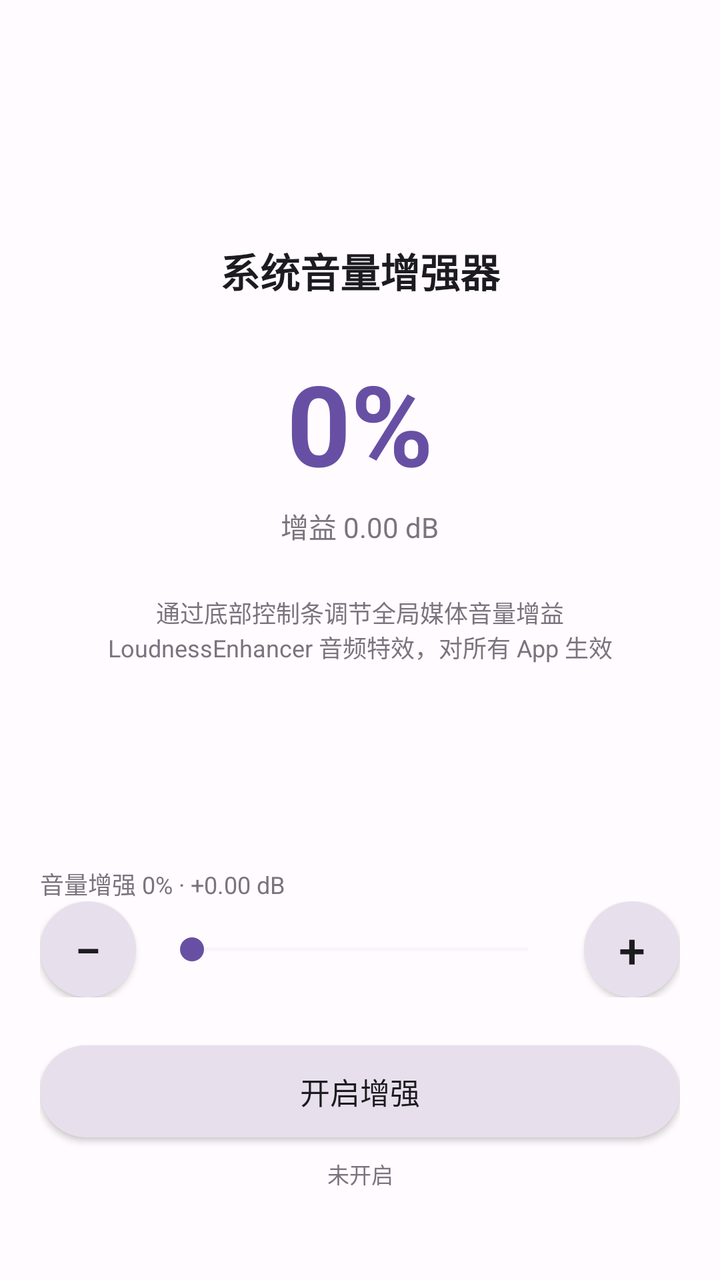
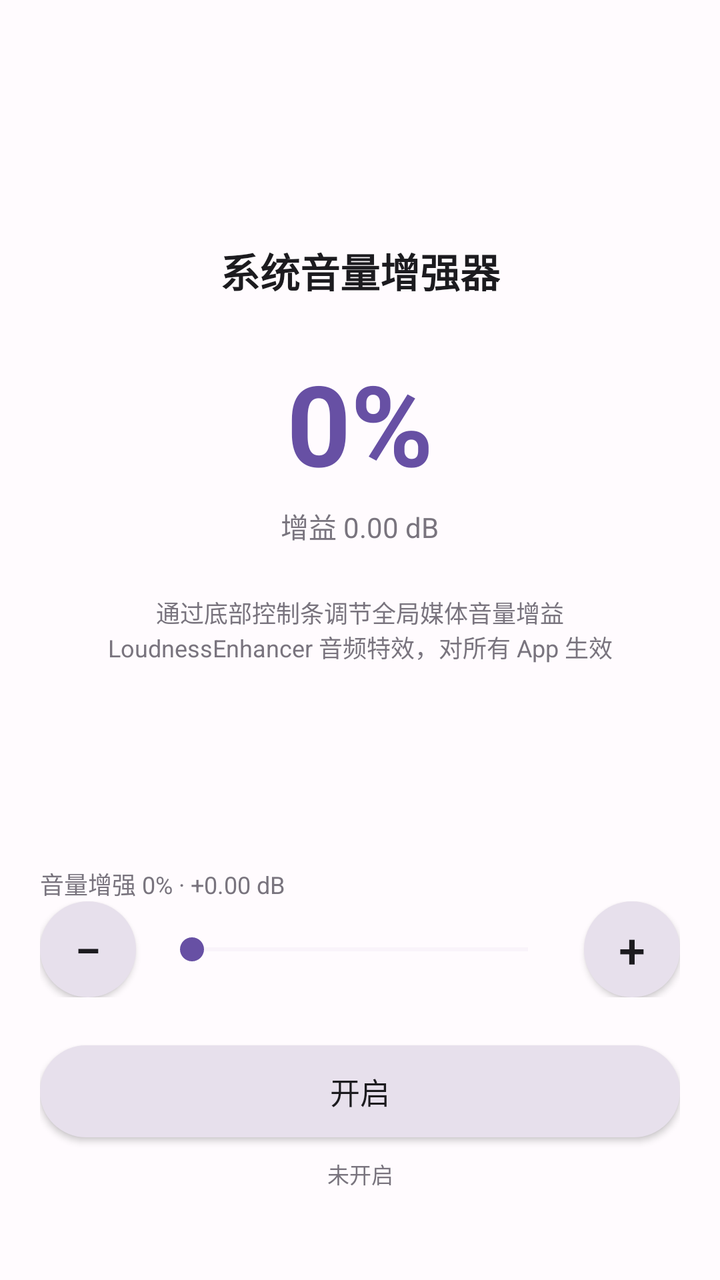

Before-and-after screenshots of an Android layout around one commit, followed by the original layout XML and the change that was made.
<!-- AndroidManifest.xml: application theme AppTheme -->
<!-- res/layout/activity_main.xml -->
<?xml version="1.0" encoding="utf-8"?>
<LinearLayout xmlns:android="http://schemas.android.com/apk/res/android"
    android:layout_width="match_parent"
    android:layout_height="match_parent"
    android:orientation="vertical"
    android:background="@color/bg"
    android:padding="20dp">

    
    <LinearLayout
        android:layout_width="match_parent"
        android:layout_height="0dp"
        android:layout_weight="1"
        android:orientation="vertical"
        android:gravity="center">

        <TextView
            android:layout_width="wrap_content"
            android:layout_height="wrap_content"
            android:text="系统音量增强器"
            android:textSize="20sp"
            android:textStyle="bold"
            android:textColor="@color/text_primary" />

        <TextView
            android:id="@+id/tv_gain"
            android:layout_width="wrap_content"
            android:layout_height="wrap_content"
            android:layout_marginTop="24dp"
            android:text="0%"
            android:textSize="56sp"
            android:textStyle="bold"
            android:textColor="@color/purple" />

        <TextView
            android:id="@+id/tv_db"
            android:layout_width="wrap_content"
            android:layout_height="wrap_content"
            android:layout_marginTop="4dp"
            android:text="增益 0.00 dB"
            android:textSize="14sp"
            android:textColor="@color/text_secondary" />

        <TextView
            android:layout_width="match_parent"
            android:layout_height="wrap_content"
            android:layout_marginTop="24dp"
            android:gravity="center"
            android:text="通过底部控制条调节全局媒体音量增益\nLoudnessEnhancer 音频特效，对所有 App 生效"
            android:textSize="12sp"
            android:textColor="@color/text_secondary" />
    </LinearLayout>

    
    <LinearLayout
        android:layout_width="match_parent"
        android:layout_height="wrap_content"
        android:orientation="vertical"
        android:layout_marginBottom="25dp">

        
        <TextView
            android:id="@+id/tv_pill"
            android:layout_width="match_parent"
            android:layout_height="wrap_content"
            android:text="音量增强 0% · +0.00 dB"
            android:textSize="12sp"
            android:textColor="@color/text_secondary" />

        
        <LinearLayout
            android:layout_width="match_parent"
            android:layout_height="wrap_content"
            android:orientation="horizontal"
            android:gravity="center_vertical">

            <Button
                android:id="@+id/btn_minus"
                android:layout_width="48dp"
                android:layout_height="48dp"
                android:background="@drawable/bg_circle_btn"
                android:text="−"
                android:textSize="24sp"
                android:textColor="@color/text_primary" />

            <SeekBar
                android:id="@+id/seek_bar"
                android:layout_width="0dp"
                android:layout_height="wrap_content"
                android:layout_weight="1"
                android:layout_marginStart="12dp"
                android:layout_marginEnd="12dp"
                android:max="70"
                android:progressTint="@color/purple"
                android:progressBackgroundTint="@color/pill_bg"
                android:thumbTint="@color/purple" />

            <Button
                android:id="@+id/btn_plus"
                android:layout_width="48dp"
                android:layout_height="48dp"
                android:background="@drawable/bg_circle_btn"
                android:text="+"
                android:textSize="24sp"
                android:textColor="@color/text_primary" />
        </LinearLayout>

        
        <HorizontalScrollView
            android:layout_width="match_parent"
            android:layout_height="wrap_content"
            android:layout_marginTop="12dp"
            android:scrollbars="none">

            <LinearLayout
                android:id="@+id/presets"
                android:layout_width="wrap_content"
                android:layout_height="wrap_content"
                android:orientation="horizontal" />
        </HorizontalScrollView>

        
        <Button
            android:id="@+id/btn_toggle"
            android:layout_width="match_parent"
            android:layout_height="46dp"
            android:layout_marginTop="12dp"
            android:background="@drawable/bg_toggle_off"
            android:text="开启增强"
            android:textSize="15sp"
            android:textColor="@color/text_primary" />

        <TextView
            android:id="@+id/tv_status"
            android:layout_width="match_parent"
            android:layout_height="wrap_content"
            android:layout_marginTop="10dp"
            android:gravity="center"
            android:text="未开启"
            android:textSize="11sp"
            android:textColor="@color/text_secondary" />
    </LinearLayout>
</LinearLayout>
<!-- resources referenced by this layout -->
<resources>
  <color name="bg">#FFFBFE</color>
  <color name="pill_bg">#E7E0EC</color>
  <color name="purple">#6750A4</color>
  <color name="text_primary">#1C1B1F</color>
  <color name="text_secondary">#79747E</color>
  <!-- drawable bg_circle_btn (drawable) -->
  <?xml version="1.0" encoding="utf-8"?>
  <shape xmlns:android="http://schemas.android.com/apk/res/android" android:shape="oval">
      <solid android:color="@color/pill_bg" />
  </shape>
  <!-- drawable bg_toggle_off (drawable) -->
  <?xml version="1.0" encoding="utf-8"?>
  <shape xmlns:android="http://schemas.android.com/apk/res/android" android:shape="rectangle">
      <corners android:radius="23dp" />
      <solid android:color="@color/pill_bg" />
  </shape>
  <style name="AppTheme" parent="@android:style/Theme.Holo.Light.NoActionBar" />
</resources>

<!-- the commit's change to res/layout/activity_main.xml (unified diff, before → after) -->
@@ -126,7 +126,7 @@
             android:layout_height="46dp"
             android:layout_marginTop="12dp"
             android:background="@drawable/bg_toggle_off"
-            android:text="开启增强"
+            android:text="开启"
             android:textSize="15sp"
             android:textColor="@color/text_primary" />
 
